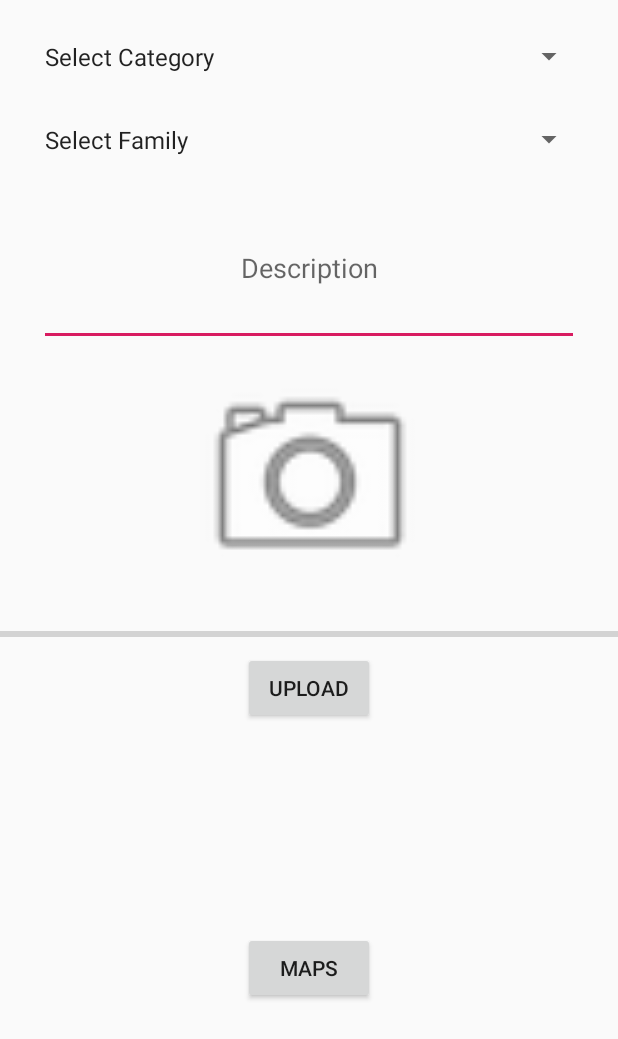
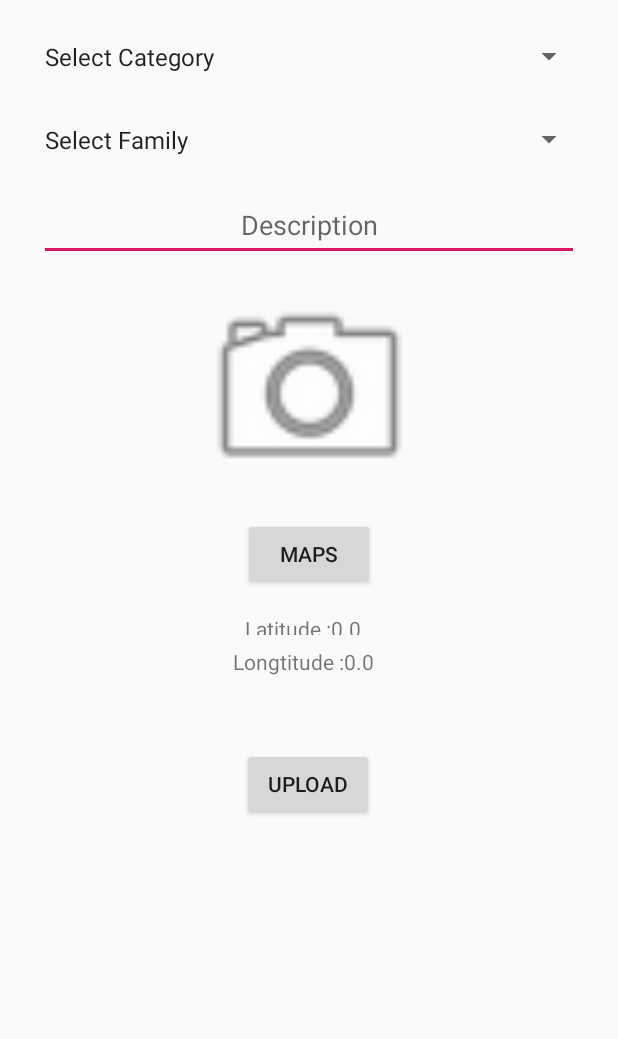
Before and after one commit to vegansabor1982/Pawz, an Android app: the TestUploadActivity screen opened directly, with no data from a screen before it, on a phone screen of 412 x 824 dp. Shown: the top 1039 px of the screen. Run offline under Robolectric (Android 15) with nearby library versions, the phone set to English and light mode, and no system bars; our stand-ins replace Firebase (no records; nobody signed in at launch, a user with empty details on screens opened directly), Picasso; 2 statements that could not run were skipped.

Commit message:
Happy new Year! again!

```diff
--- a/app/src/main/AndroidManifest.xml
+++ b/app/src/main/AndroidManifest.xml
@@ -59,7 +59,8 @@
         <activity android:name=".SignUpActivity" />
         <activity android:name=".PasswordActivity" />
         <activity android:name=".ProfileActivity" />
-        <activity android:name=".NewEntryActivity" />
+        <activity android:name=".NewEntryActivity"
+            android:alwaysRetainTaskState="true"/>
         <!--
              The API key for Google Maps-based APIs is defined as a string resource.
              (See the file "res/values/google_maps_api.xml").
--- a/app/src/main/java/com/example/android/pawstwo/TestUploadActivity.java
+++ b/app/src/main/java/com/example/android/pawstwo/TestUploadActivity.java
@@ -17,14 +17,19 @@ import android.widget.EditText;
 import android.widget.ImageView;
 import android.widget.ProgressBar;
 import android.widget.Spinner;
+import android.widget.TextView;
 import android.widget.Toast;
 
+import com.google.android.gms.maps.MapFragment;
+import com.google.android.gms.maps.SupportMapFragment;
+import com.google.android.gms.maps.model.Marker;
 import com.google.android.gms.tasks.OnFailureListener;
 import com.google.android.gms.tasks.OnSuccessListener;
 import com.google.android.gms.tasks.Task;
 import com.google.firebase.auth.FirebaseAuth;
 import com.google.firebase.database.DatabaseReference;
 import com.google.firebase.database.FirebaseDatabase;
+import com.google.firebase.database.snapshot.DoubleNode;
 import com.google.firebase.storage.FirebaseStorage;
 import com.google.firebase.storage.OnProgressListener;
 import com.google.firebase.storage.StorageReference;
@@ -45,11 +50,16 @@ public class TestUploadActivity extends AppCompatActivity {
     private ProgressBar mProgressBar;
     private Uri mImageUri;
     private Button mMaps;
+    private TextView mLat;
+    private TextView mLongt;
+
 
 
     private StorageReference mStorageRef;
     private DatabaseReference mDatabaseRef;
     private FirebaseAuth mFirebaseAuth;
+
+
 
     String Type_Test;
     String Family_Test;
@@ -61,12 +71,47 @@ public class TestUploadActivity extends AppCompatActivity {
         super.onCreate ( savedInstanceState );
         setContentView ( R.layout.activity_test_upload );
 
+
+
+        mLat= findViewById ( R.id.tv_latitude );
+        mLongt=findViewById ( R.id.tv_longtitude );
+
+
+        Bundle bundle = getIntent ().getExtras ();
+        double coords= bundle.getDouble ( "LATITUDE" );
+        double coords2=bundle.getDouble ( "LONGTITUDE" );
+
+        mLat.setText ( "Latitude :" +String.valueOf ( coords )  );
+        mLongt.setText ( "Longtitude :"+String.valueOf ( coords2 ) );
+
+
+
+
+
+
+
+
+
+
+
+
+
+
+
+
+
+
+
+
+
+
+
         spinner1 = findViewById ( R.id.spinner_type_test );
         spinner2 = findViewById ( R.id.spinner_family_test );
         mDescription = findViewById ( R.id.tv_description_test );
         mPetPic = findViewById ( R.id.iv_petpic_test );
         mUpload = findViewById ( R.id.btn_upload_test );
-        mProgressBar= findViewById ( R.id.progress_bar_test );
+
         mMaps=findViewById ( R.id.btn_maps );
 
         mFirebaseAuth=FirebaseAuth.getInstance ();
@@ -104,6 +149,8 @@ public class TestUploadActivity extends AppCompatActivity {
         } );
 
 
+
+
 //----------------------------------------------------------------------------------------------------------------------------------------------
 
         ArrayList<String> categories = new ArrayList<> ();
@@ -134,6 +181,14 @@ public class TestUploadActivity extends AppCompatActivity {
 
         spinner2.setAdapter ( dataAdapter2 );
 //   ----------------------------------------------------------------------------------------------------------------------------------------------
+
+    }
+
+    @Override
+    public void onBackPressed() {
+
+       Intent u =new Intent ( this, TestHomeActivity.class );
+       startActivity ( u );
 
     }
 
@@ -191,14 +246,14 @@ public class TestUploadActivity extends AppCompatActivity {
             fileReference.putFile ( mImageUri ).addOnSuccessListener ( new OnSuccessListener<UploadTask.TaskSnapshot> () {
                 @Override
                 public void onSuccess(UploadTask.TaskSnapshot taskSnapshot) {
-                    Handler handler = new Handler ();
+                   /* Handler handler = new Handler ();
                     handler.postDelayed ( new Runnable () {
                         @Override
                         public void run() {
                             mProgressBar.setProgress ( 0 );
                         }
 
-                    } ,500);
+                    } ,500);*/
 
                     Toast.makeText ( TestUploadActivity.this, "Upload Successfull",Toast.LENGTH_SHORT).show ();
 
@@ -209,7 +264,7 @@ public class TestUploadActivity extends AppCompatActivity {
                    // Log.d(TAG, "onSuccess: firebase download url: " + downloadUrl.toString());
 
 
-                    UploadTest uploadTest = new UploadTest ( spinner1.getSelectedItem ().toString ().trim (),spinner2.getSelectedItem ().toString ().trim (),mDescription.getText ().toString ().trim (),downloadUrl.toString ());
+                    UploadTest uploadTest = new UploadTest ( spinner1.getSelectedItem ().toString ().trim (),spinner2.getSelectedItem ().toString ().trim (),mDescription.getText ().toString ().trim (),downloadUrl.toString (),mLat.getText ().toString (), mLongt.getText ().toString ());
 
                     String uploadId = mDatabaseRef.push ().getKey ();
                     mDatabaseRef.child(uploadId).setValue ( uploadTest );
@@ -223,15 +278,8 @@ public class TestUploadActivity extends AppCompatActivity {
                             Toast.makeText ( TestUploadActivity.this, e.getMessage (), Toast.LENGTH_SHORT ).show ();
 
                         }
-                    } )
-                    .addOnProgressListener ( new OnProgressListener<UploadTask.TaskSnapshot> () {
-                        @Override
-                        public void onProgress(UploadTask.TaskSnapshot taskSnapshot) {
-                            double progress = (100.0*taskSnapshot.getBytesTransferred ()/taskSnapshot.getTotalByteCount ());
-                            mProgressBar.setProgress ( (int)progress );
+                    } );
 
-                        }
-                    } );
 
 
         }else{
--- a/app/src/main/res/layout/activity_test_upload.xml
+++ b/app/src/main/res/layout/activity_test_upload.xml
@@ -5,6 +5,8 @@
     android:layout_width="match_parent"
     android:layout_height="match_parent"
     tools:context=".TestUploadActivity">
+
+
 
     <Spinner
         android:id="@+id/spinner_type_test"
@@ -27,20 +29,20 @@
     <EditText
         android:id="@+id/tv_description_test"
         android:layout_width="360dp"
-        android:layout_height="104dp"
+        android:layout_height="47dp"
         android:layout_marginStart="8dp"
+        android:layout_marginTop="12dp"
+        android:layout_marginEnd="8dp"
         android:hint="Description"
         android:textAlignment="center"
-        android:layout_marginTop="12dp"
-        android:layout_marginEnd="8dp"
         app:layout_constraintEnd_toEndOf="parent"
         app:layout_constraintStart_toStartOf="parent"
         app:layout_constraintTop_toBottomOf="@+id/spinner_family_test" />
 
     <ImageView
         android:id="@+id/iv_petpic_test"
-        android:layout_width="160dp"
-        android:layout_height="160dp"
+        android:layout_width="154dp"
+        android:layout_height="155dp"
         android:layout_marginTop="8dp"
         app:layout_constraintBottom_toBottomOf="parent"
         app:layout_constraintEnd_toEndOf="parent"
@@ -54,32 +56,51 @@
         android:id="@+id/btn_upload_test"
         android:layout_width="wrap_content"
         android:layout_height="wrap_content"
-        android:layout_marginTop="36dp"
+        android:layout_marginStart="8dp"
+        android:layout_marginTop="48dp"
         android:text="Upload"
         app:layout_constraintEnd_toEndOf="parent"
+        app:layout_constraintHorizontal_bias="0.486"
         app:layout_constraintStart_toStartOf="parent"
-        app:layout_constraintTop_toBottomOf="@+id/iv_petpic_test" />
+        app:layout_constraintTop_toBottomOf="@+id/tv_longtitude" />
 
-    <ProgressBar
-        android:id="@+id/progress_bar_test"
-        style="@style/Widget.AppCompat.ProgressBar.Horizontal"
-        android:layout_width="0dp"
-        android:layout_height="24dp"
-        android:layout_marginTop="12dp"
-        app:layout_constraintEnd_toEndOf="parent"
-        app:layout_constraintStart_toStartOf="parent"
-        app:layout_constraintTop_toBottomOf="@+id/iv_petpic_test" />
+
 
     <Button
         android:id="@+id/btn_maps"
         android:layout_width="wrap_content"
         android:layout_height="wrap_content"
         android:layout_marginStart="8dp"
+        android:layout_marginTop="8dp"
         android:layout_marginEnd="8dp"
         android:layout_marginBottom="16dp"
         android:text="maps"
         app:layout_constraintBottom_toBottomOf="parent"
         app:layout_constraintEnd_toEndOf="parent"
         app:layout_constraintStart_toStartOf="parent"
-        app:layout_constraintTop_toBottomOf="@+id/btn_upload_test" />
+        app:layout_constraintTop_toBottomOf="@+id/iv_petpic_test"
+        app:layout_constraintVertical_bias="0.0" />
+
+    <TextView
+        android:id="@+id/tv_latitude"
+        android:layout_width="wrap_content"
+        android:layout_height="14dp"
+        android:layout_marginTop="16dp"
+        android:layout_marginEnd="8dp"
+        android:text="Latitude"
+        app:layout_constraintEnd_toEndOf="parent"
+        app:layout_constraintStart_toStartOf="parent"
+        app:layout_constraintTop_toBottomOf="@+id/btn_maps" />
+    <TextView
+        android:id="@+id/tv_longtitude"
+        android:layout_width="wrap_content"
+        android:layout_height="wrap_content"
+        android:layout_marginTop="8dp"
+        android:layout_marginEnd="8dp"
+        android:text="Longtitude"
+        app:layout_constraintEnd_toEndOf="parent"
+        app:layout_constraintStart_toStartOf="parent"
+        app:layout_constraintTop_toBottomOf="@+id/tv_latitude" />
+
+
 </android.support.constraint.ConstraintLayout>
```
Also changed, not shown: app/src/main/java/com/example/android/pawstwo/MapsActivity.java (+37 -0 lines), app/src/main/java/com/example/android/pawstwo/NewEntryActivity.java (+8 -0 lines), app/src/main/java/com/example/android/pawstwo/TestHomeActivity.java (+12 -0 lines), app/src/main/java/com/example/android/pawstwo/UploadTest.java (+20 -1 lines), app/src/main/res/layout/activity_new_entry.xml (+9 -4 lines).
